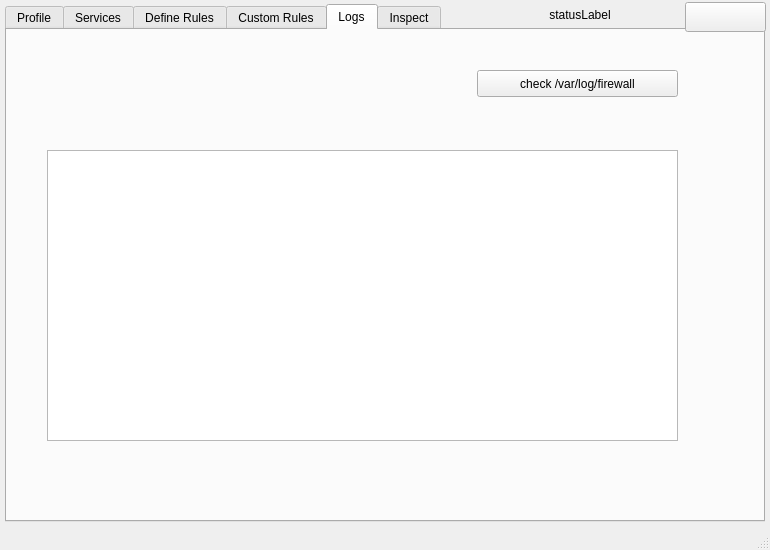
emiljoensson/iptables-GUI, file sources/mainwindow.ui: the form before one commit.
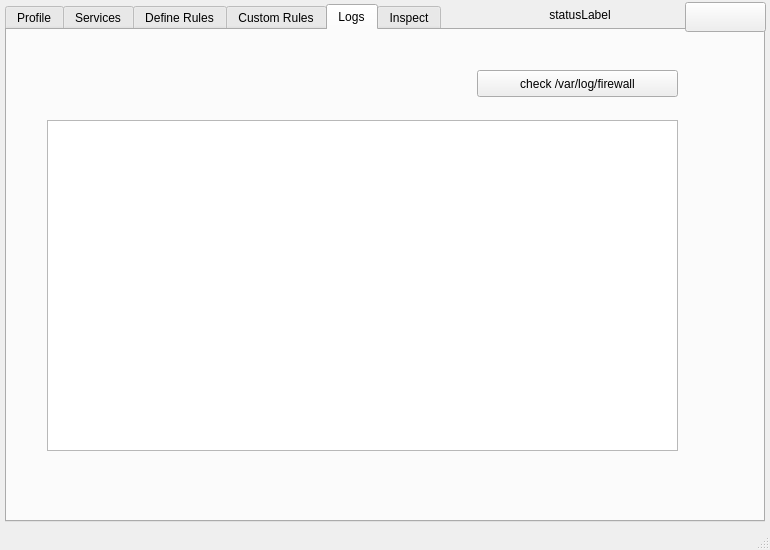
The form after the commit. The open tabs and pages were chosen to show the change.

```diff
--- a/sources/mainwindow.ui
+++ b/sources/mainwindow.ui
@@ -1518,16 +1518,6 @@
      <attribute name="title">
       <string>Logs</string>
      </attribute>
-     <widget class="QListWidget" name="listWidget">
-      <property name="geometry">
-       <rect>
-        <x>40</x>
-        <y>120</y>
-        <width>631</width>
-        <height>291</height>
-       </rect>
-      </property>
-     </widget>
      <widget class="QPushButton" name="checklogbtn">
       <property name="geometry">
        <rect>
@@ -1541,6 +1531,16 @@
        <string>check /var/log/firewall</string>
       </property>
      </widget>
+     <widget class="QTextEdit" name="logtabedit">
+      <property name="geometry">
+       <rect>
+        <x>40</x>
+        <y>90</y>
+        <width>631</width>
+        <height>331</height>
+       </rect>
+      </property>
+     </widget>
     </widget>
     <widget class="QWidget" name="tab">
      <attribute name="title">
```
Left out of the diff: 19 changed lines with no effect on the pictures.
